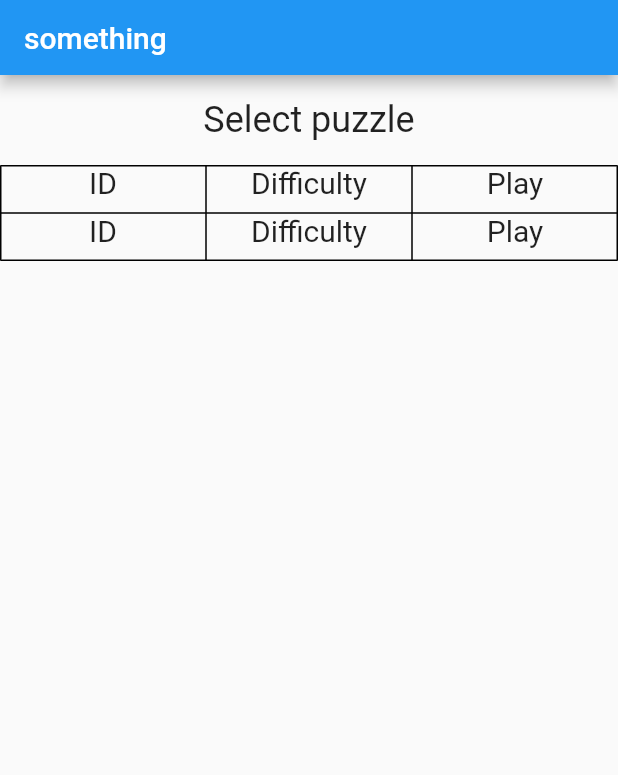
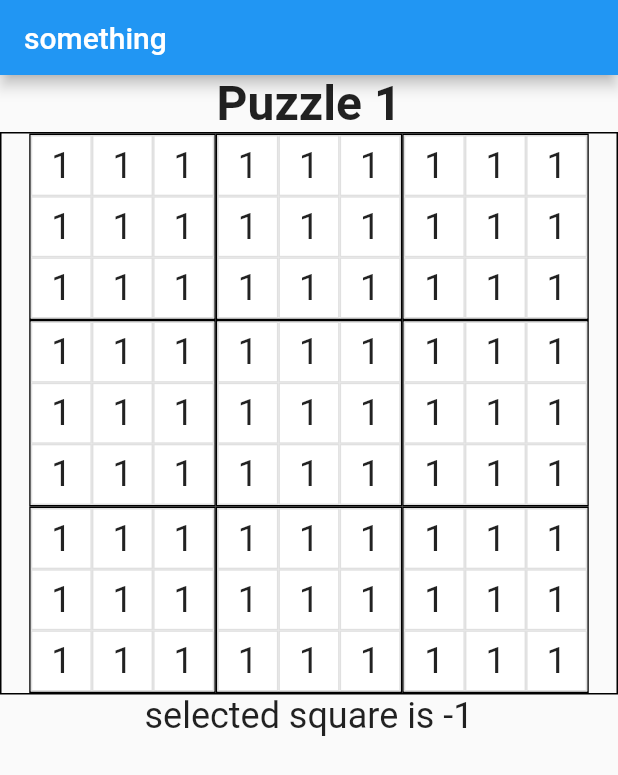
Before and after one commit to xingrong123/sudoku-flutter-app, a Flutter app: the screen it shows after launch, on a phone screen of 412 x 824 dp. Shown: the top 775 px of the screen. Run offline on Flutter 3.47's test engine with Material 2 defaults, Android fonts, the phone set to English and light mode, and no system bars.

Commit message:
add sudoku puzzle board

```diff
--- a/lib/main.dart
+++ b/lib/main.dart
@@ -2,6 +2,7 @@ import 'package:flutter/material.dart';
 
 import 'myAppBar.dart';
 import 'homePage.dart';
+import 'sudoku/sudoku.dart';
 
 void main() => runApp(MyApp());
 
@@ -19,9 +20,7 @@ class _MyAppState extends State<MyApp> {
       title: "Sudoku App",
       home: Scaffold(
         appBar: MyAppBar(),
-        body: Center(
-          child: HomePage(),
-        ),
+        body: Sudoku(),
       ),
     );
   }
--- /dev/null
+++ b/lib/sudoku/game.dart
@@ -0,0 +1,89 @@
+import 'package:flutter/material.dart';
+
+class Game extends StatelessWidget {
+  final int _selectedSquare;
+  final Function setSelectedSquare;
+  Game(this._selectedSquare, this.setSelectedSquare);
+
+  @override
+  Widget build(BuildContext context) {
+    final _width = MediaQuery.of(context).size.width;
+
+    Widget _square(int index) {
+      final _boxSize = _width / 9 - 5;
+      return GestureDetector(
+        child: Container(
+          width: _boxSize,
+          height: _boxSize,
+          child: Center(
+            child: Text(
+              "1",
+              textAlign: TextAlign.center,
+              style: TextStyle(
+                fontSize: 24,
+              ),
+            ),
+          ),
+          padding: const EdgeInsets.all(0),
+          margin: const EdgeInsets.all(0),
+          decoration: BoxDecoration(
+            border: Border.all(color: Colors.black12),
+            color: _selectedSquare == index ? Colors.yellow : Colors.white,
+          ),
+        ),
+        onTap: () => setSelectedSquare(index),
+      );
+    }
+
+    Widget _area(int col, int row) {
+      List<Widget> _array1 = [];
+      for (int i = 0; i < 3; i++) {
+        List<Widget> _array2 = [];
+        for (int j = 0; j < 3; j++) {
+          int _index = (col * 3 + i) * 9 + (row * 3 + j);
+          _array2.add(_square(_index));
+        }
+        _array1.add(ButtonBar(
+          children: _array2,
+          buttonHeight: 10,
+          buttonPadding: const EdgeInsets.all(0),
+        ));
+      }
+
+      return Container(
+        child: Column(
+          children: _array1,
+        ),
+        decoration: BoxDecoration(border: Border.all(color: Colors.black)),
+        padding: const EdgeInsets.all(0),
+      );
+    }
+
+    Widget _board() {
+      List<Widget> _array1 = [];
+      for (int i = 0; i < 3; i++) {
+        List<Widget> _array2 = [];
+        for (int j = 0; j < 3; j++) {
+          _array2.add(_area(i, j));
+        }
+        _array1.add(Row(
+          children: _array2,
+          mainAxisAlignment: MainAxisAlignment.center,
+        ));
+      }
+      return Container(
+        child: Column(
+          children: _array1,
+        ),
+        padding: const EdgeInsets.all(0),
+        margin: const EdgeInsets.all(0),
+        decoration: BoxDecoration(
+          border: Border.all(color: Colors.black),
+        ),
+        width: double.infinity,
+      );
+    }
+
+    return _board();
+  }
+}
--- /dev/null
+++ b/lib/sudoku/sudoku.dart
@@ -0,0 +1,30 @@
+import 'package:flutter/material.dart';
+
+import 'game.dart';
+
+class Sudoku extends StatefulWidget {
+  const Sudoku({Key? key}) : super(key: key);
+
+  @override
+  _SudokuState createState() => _SudokuState();
+}
+
+class _SudokuState extends State<Sudoku> {
+  int _selectedSquare = -1;
+  _setSelectedSquare(i) {
+    setState(() {
+      _selectedSquare = i;
+    });
+  }
+
+  @override
+  Widget build(BuildContext context) {
+    return Column(
+      children: [
+        Text("Puzzle 1",textAlign: TextAlign.center, style: TextStyle(fontSize: 32, fontWeight: FontWeight.bold),),
+        Game(_selectedSquare, _setSelectedSquare),
+        Text("selected square is " + _selectedSquare.toString(), textAlign: TextAlign.center, style: TextStyle(fontSize: 24),),
+      ],
+    );
+  }
+}
```
